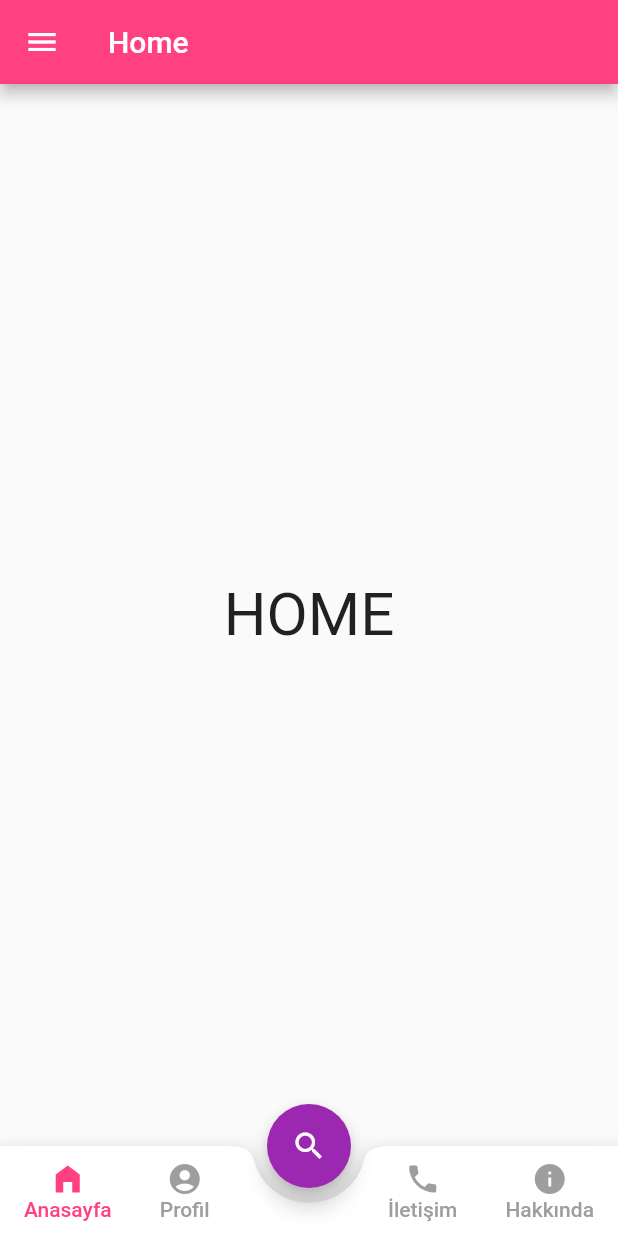
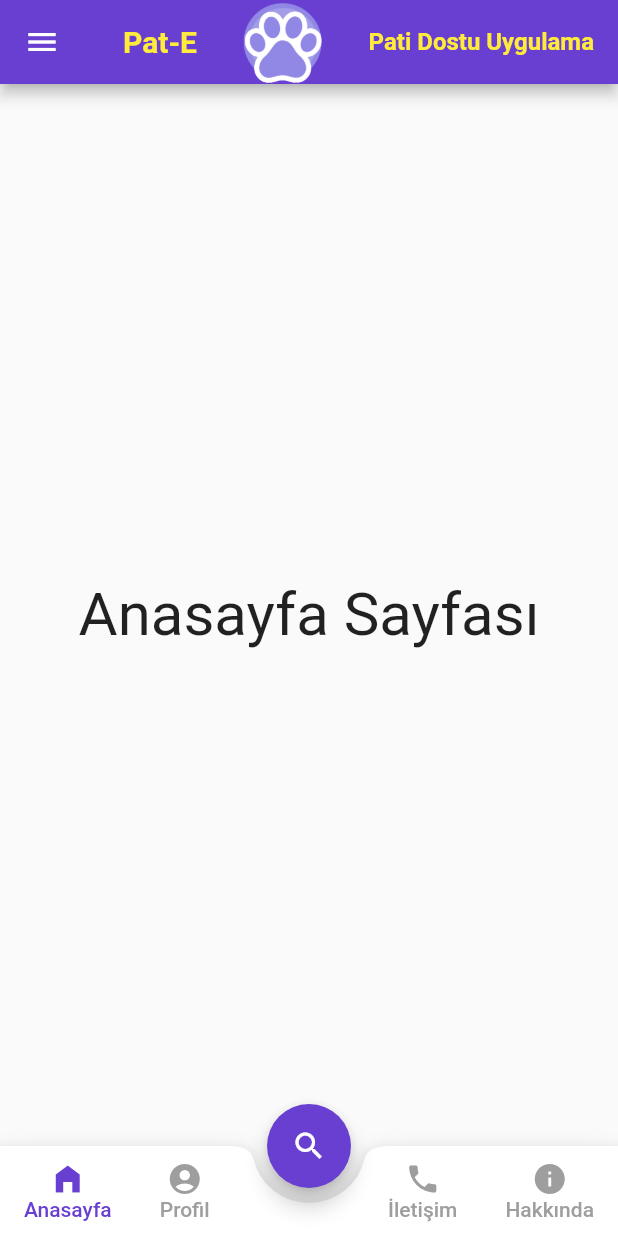
Before and after one commit to hsynkbulut/PatE-OUA, a Flutter app: the BottomNavbar screen opened directly, on a phone screen of 412 x 824 dp. Run offline on Flutter 3.47's test engine with Material 2 defaults, Android fonts, the phone set to English and light mode, and no system bars; our stand-ins replace flutter_svg, google_fonts, page_transition.

Commit message:
custom appbar eklendi, diğerleri güncellendi

```diff
--- a/lib/ui/views/home/home.dart
+++ b/lib/ui/views/home/home.dart
@@ -1,3 +1,4 @@
+import 'package:pat_e/ui/widgets/customappbar.dart';
 import 'package:pat_e/ui/widgets/sidemenu.dart';
 import 'package:flutter/material.dart';
 
@@ -12,21 +13,18 @@ class _HomeState extends State<Home> {
   Widget build(BuildContext context) {
     return Scaffold(
       drawer: SideMenu(),
-      appBar: AppBar(
-        title: Text("Home"),
-        backgroundColor: Colors.pinkAccent,
-      ),
+      appBar: CustomAppBar(),
       body: Center(
         child: Column(
           mainAxisAlignment: MainAxisAlignment.center,
           children: <Widget>[
             const Text(
-              'HOME',
+              'Anasayfa Sayfası',
               style: TextStyle(fontSize: 40),
             ),
           ],
         ),
-      ), // This trailing comma makes auto-formatting nicer for build methods.
+      ),
     );
   }
 }
--- a/lib/ui/views/more/more.dart
+++ b/lib/ui/views/more/more.dart
@@ -1,4 +1,5 @@
 import 'package:flutter/material.dart';
+import 'package:pat_e/ui/widgets/customappbar.dart';
 import 'package:pat_e/ui/widgets/sidemenu.dart';
 
 class More extends StatefulWidget {
@@ -13,21 +14,18 @@ class _MoreState extends State<More> {
   Widget build(BuildContext context) {
     return Scaffold(
       drawer: SideMenu(),
-      appBar: AppBar(
-        title: Text("More"),
-        backgroundColor: Colors.deepOrangeAccent,
-      ),
+      appBar: CustomAppBar(),
       body: Center(
         child: Column(
           mainAxisAlignment: MainAxisAlignment.center,
           children: <Widget>[
             const Text(
-              'MORE',
+              'Hakkında Sayfası',
               style: TextStyle(fontSize: 40),
             ),
           ],
         ),
-      ), // This trailing comma makes auto-formatting nicer for build methods.
+      ),
     );
   }
 }
--- a/lib/ui/views/profile/profile.dart
+++ b/lib/ui/views/profile/profile.dart
@@ -1,5 +1,6 @@
 import 'package:flutter/material.dart';
 import 'package:pat_e/ui/widgets/sidemenu.dart';
+import 'package:pat_e/ui/widgets/customappbar.dart';
 
 class Profile extends StatefulWidget {
   const Profile({super.key});
@@ -13,21 +14,18 @@ class _ProfileState extends State<Profile> {
   Widget build(BuildContext context) {
     return Scaffold(
       drawer: SideMenu(),
-      appBar: AppBar(
-        title: Text("Profile"),
-        backgroundColor: Colors.blueAccent,
-      ),
+      appBar: CustomAppBar(),
       body: Center(
         child: Column(
           mainAxisAlignment: MainAxisAlignment.center,
           children: <Widget>[
             const Text(
-              'PROFILE',
+              'Profil Sayfası',
               style: TextStyle(fontSize: 40),
             ),
           ],
         ),
-      ), // This trailing comma makes auto-formatting nicer for build methods.
+      ),
     );
   }
 }
--- a/lib/ui/views/team/team.dart
+++ b/lib/ui/views/team/team.dart
@@ -1,4 +1,5 @@
 import 'package:flutter/material.dart';
+import 'package:pat_e/ui/widgets/customappbar.dart';
 import 'package:pat_e/ui/widgets/sidemenu.dart';
 
 class Team extends StatefulWidget {
@@ -13,21 +14,18 @@ class _TeamState extends State<Team> {
   Widget build(BuildContext context) {
     return Scaffold(
       drawer: SideMenu(),
-      appBar: AppBar(
-        title: Text("Team"),
-        backgroundColor: Colors.pinkAccent,
-      ),
+      appBar: CustomAppBar(),
       body: Center(
         child: Column(
           mainAxisAlignment: MainAxisAlignment.center,
           children: <Widget>[
             const Text(
-              'TEAM',
+              'İletişim Sayfası',
               style: TextStyle(fontSize: 40),
             ),
           ],
         ),
-      ), // This trailing comma makes auto-formatting nicer for build methods.
+      ),
     );
   }
 }
--- a/lib/ui/widgets/bottomnavbar.dart
+++ b/lib/ui/widgets/bottomnavbar.dart
@@ -3,6 +3,7 @@ import 'package:pat_e/ui/views/more/more.dart';
 import 'package:pat_e/ui/views/profile/profile.dart';
 import 'package:pat_e/ui/views/team/team.dart';
 import 'package:flutter/material.dart';
+import 'package:pat_e/core/utils/themes/const.dart';
 
 class BottomNavbar extends StatefulWidget {
   int selectedIndex = 0;
@@ -47,7 +48,7 @@ class _BottomNavbarState extends State<BottomNavbar> {
         bucket: bucket,
       ),
       floatingActionButton: FloatingActionButton(
-        backgroundColor: Colors.purple,
+        backgroundColor: purple,
         child: Icon(Icons.search),
         onPressed: () {
           print("add fab button");
@@ -78,16 +79,12 @@ class _BottomNavbarState extends State<BottomNavbar> {
                       children: [
                         Icon(
                           Icons.home_filled,
-                          color: currentIndex == 0
-                              ? Colors.pinkAccent
-                              : Colors.grey,
+                          color: currentIndex == 0 ? purple : Colors.grey,
                         ),
                         Text(
                           "Anasayfa",
                           style: TextStyle(
-                              color: currentIndex == 0
-                                  ? Colors.pinkAccent
-                                  : Colors.grey),
+                              color: currentIndex == 0 ? purple : Colors.grey),
                         )
                       ],
                     ),
@@ -105,16 +102,12 @@ class _BottomNavbarState extends State<BottomNavbar> {
                       children: [
                         Icon(
                           Icons.account_circle,
-                          color: currentIndex == 1
-                              ? Colors.blueAccent
-                              : Colors.grey,
+                          color: currentIndex == 1 ? purple : Colors.grey,
                         ),
                         Text(
                           "Profil",
                           style: TextStyle(
-                              color: currentIndex == 1
-                                  ? Colors.blueAccent
-                                  : Colors.grey),
+                              color: currentIndex == 1 ? purple : Colors.grey),
                         )
                       ],
                     ),
@@ -137,14 +130,12 @@ class _BottomNavbarState extends State<BottomNavbar> {
                       children: [
                         Icon(
                           Icons.phone,
-                          color: currentIndex == 2 ? Colors.blue : Colors.grey,
+                          color: currentIndex == 2 ? purple : Colors.grey,
                         ),
                         Text(
                           "İletişim",
                           style: TextStyle(
-                              color: currentIndex == 2
-                                  ? Colors.blue
-                                  : Colors.grey),
+                              color: currentIndex == 2 ? purple : Colors.grey),
                         )
                       ],
                     ),
@@ -162,16 +153,12 @@ class _BottomNavbarState extends State<BottomNavbar> {
                       children: [
                         Icon(
                           Icons.info,
-                          color: currentIndex == 3
-                              ? Colors.orangeAccent
-                              : Colors.grey,
+                          color: currentIndex == 3 ? purple : Colors.grey,
                         ),
                         Text(
                           "Hakkında",
                           style: TextStyle(
-                              color: currentIndex == 3
-                                  ? Colors.orangeAccent
-                                  : Colors.grey),
+                              color: currentIndex == 3 ? purple : Colors.grey),
                         )
                       ],
                     ),
--- /dev/null
+++ b/lib/ui/widgets/customappbar.dart
@@ -0,0 +1,60 @@
+import 'package:flutter/material.dart';
+import 'package:pat_e/ui/views/home/home.dart';
+import 'package:pat_e/core/utils/themes/const.dart';
+import 'package:pat_e/ui/widgets/bottomnavbar.dart';
+
+class CustomAppBar extends StatelessWidget implements PreferredSizeWidget {
+  const CustomAppBar({super.key});
+
+  @override
+  Widget build(BuildContext context) {
+    return AppBar(
+      backgroundColor: purple,
+      title: Row(
+        mainAxisAlignment: MainAxisAlignment.spaceBetween,
+        children: [
+          GestureDetector(
+            child: Row(
+              children: [
+                SizedBox(width: 10),
+                Text(
+                  'Pat-E',
+                  style: TextStyle(
+                    fontSize: 20,
+                    fontWeight: FontWeight.bold,
+                    color: Colors.yellow,
+                  ),
+                ),
+              ],
+            ),
+          ),
+          GestureDetector(
+            onTap: () {
+              Navigator.pushReplacement(
+                context,
+                MaterialPageRoute(
+                    builder: (context) => BottomNavbar(selectedIndex: 0)),
+              );
+            },
+            child: Image.asset(
+              'assets/images/logo.png',
+              width: 55,
+              height: 55,
+            ),
+          ),
+          Text(
+            'Pati Dostu Uygulama',
+            style: TextStyle(
+              fontSize: 16,
+              fontWeight: FontWeight.bold,
+              color: Colors.yellow,
+            ),
+          ),
+        ],
+      ),
+    );
+  }
+
+  @override
+  Size get preferredSize => Size.fromHeight(kToolbarHeight);
+}
```
Also changed, not shown: assets/images/logo.png (added).
